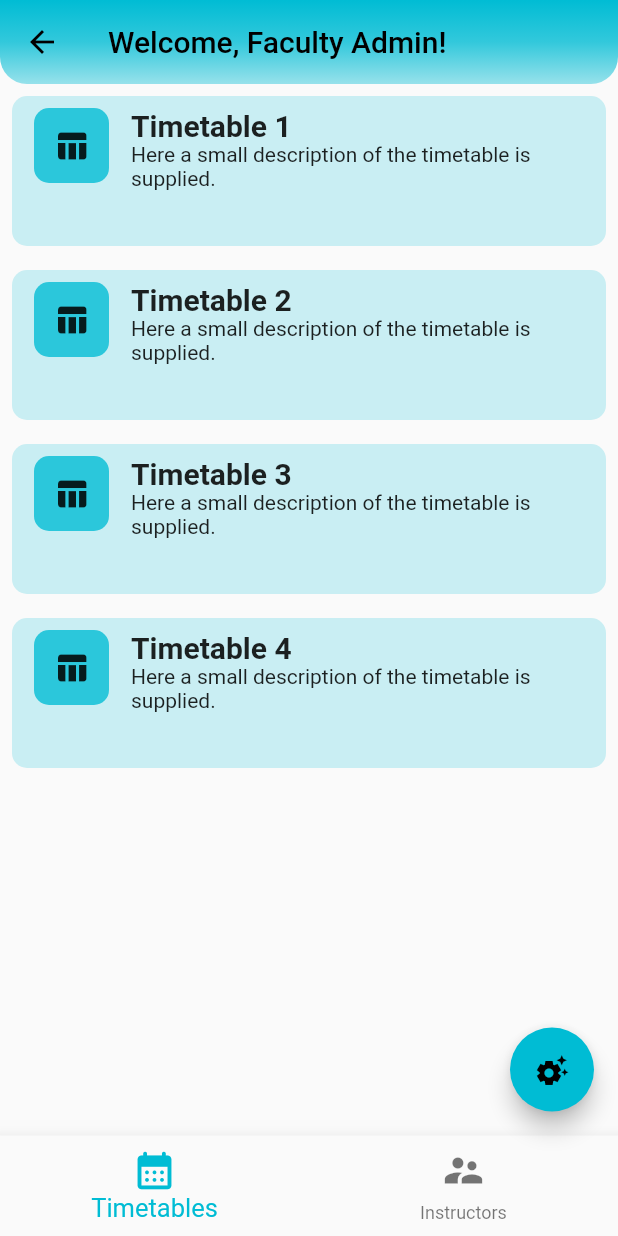
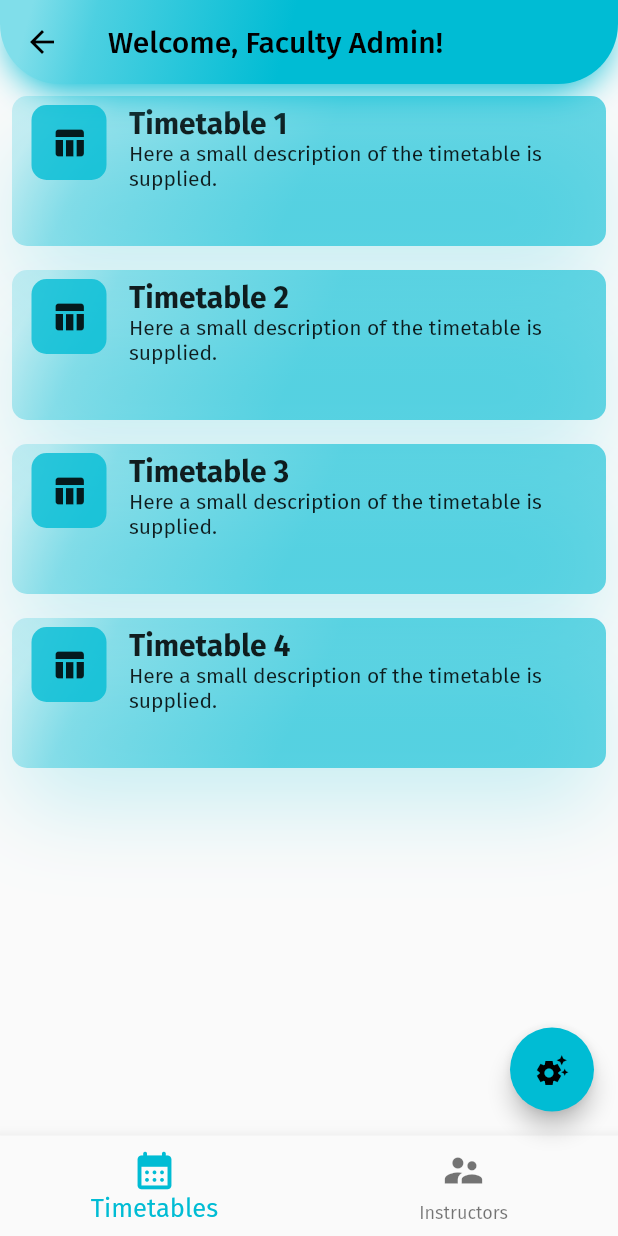
Before and after one commit to Hermais/flutter_attendance_system_public, a Flutter app: the screen it shows after launch, after a tap on "Faculty Admin", on a phone screen of 412 x 824 dp. Run offline on Flutter 3.47's test engine with Material 2 defaults, Android fonts, the light colour scheme and no system bars; our stand-ins replace google_fonts; missing offline and left inert: qr_code_scanner.

Commit message:
major changes and overview of the anticipated app -Kasem

```diff
--- a/lib/main.dart
+++ b/lib/main.dart
@@ -1,7 +1,6 @@
 // ignore_for_file: prefer_const_constructors, prefer_const_literals_to_create_immutables, unnecessary_nullable_for_final_variable_declarations
 
 import 'package:flutter/material.dart';
-import 'package:flutter_attendance_system/login_page/login.dart';
 import 'package:flutter_attendance_system/users_pages/utilities/temp_users_navigator.dart';
 import 'package:google_fonts/google_fonts.dart';
 
@@ -12,7 +11,8 @@ void main() {
   runApp(MaterialApp(
     theme: ThemeData(
       primarySwatch: primarySwatchAppColor,
-      textTheme: GoogleFonts.aBeeZeeTextTheme(),
+      textTheme: GoogleFonts.firaSansTextTheme(
+      ),
       appBarTheme: AppBarTheme(
         backgroundColor: Colors.transparent,
         shape: ContinuousRectangleBorder(
@@ -26,18 +26,34 @@ void main() {
     home: NoLoginNavigation(
         appBarFlexibleSpace: Container(
       decoration: BoxDecoration(
-        borderRadius: BorderRadius.only(bottomRight: Radius.circular(18),
-            bottomLeft:Radius.circular(18) ),
-        gradient: LinearGradient(
-          colors: [primarySwatchAppColor,
-            primarySwatchAppColor.withOpacity(0.8),
-            primarySwatchAppColor.withOpacity(0.398),
+          borderRadius: const BorderRadius.only(
+            bottomLeft: Radius.circular(40.0),
+            bottomRight: Radius.circular(40.0),
+          ),
+          boxShadow: [
+            BoxShadow(
+              color: primarySwatchAppColor,
+              offset: const Offset(0, 10),
+              blurRadius: 20,
+              spreadRadius: -5,
+            ),
+          ],
+          gradient: LinearGradient(
+              begin: Alignment.topLeft,
+              end: Alignment.bottomCenter,
+              colors: [
+                primarySwatchAppColor[200]!,
+                primarySwatchAppColor[300]!,
+                primarySwatchAppColor[500]!,
+                primarySwatchAppColor[500]!,
 
-          ],
-          begin: Alignment.topCenter,
-          end: Alignment.bottomCenter,
-        ),
-      ),
+              ],
+              stops: const [
+                0.1,
+                0.3,
+                0.9,
+                1.0
+              ])),
     )),
   ));
 }
--- a/lib/users_pages/1_faculty_admin_pages/faculty_admin_dashboard.dart
+++ b/lib/users_pages/1_faculty_admin_pages/faculty_admin_dashboard.dart
@@ -22,7 +22,7 @@ class FacultyAdminDashboardState extends State<FacultyAdminDashboard> {
       crossAxisAlignment: CrossAxisAlignment.start,
       mainAxisAlignment: MainAxisAlignment.start,
       children: [
-        CustomCard(
+        InfoCard(
           isLectureCard: false,
           isButtonVisible: false,
           isTopLeftBorderMaxRadius: false,
@@ -32,7 +32,7 @@ class FacultyAdminDashboardState extends State<FacultyAdminDashboard> {
               "Here a small description of the timetable is supplied.",
           cardTitle: "Timetable 1",
         ),
-        CustomCard(
+        InfoCard(
           isLectureCard: false,
           isButtonVisible: false,
           isTopLeftBorderMaxRadius: false,
@@ -42,7 +42,7 @@ class FacultyAdminDashboardState extends State<FacultyAdminDashboard> {
               "Here a small description of the timetable is supplied.",
           cardTitle: "Timetable 2",
         ),
-        CustomCard(
+        InfoCard(
           isLectureCard: false,
           isButtonVisible: false,
           isTopLeftBorderMaxRadius: false,
@@ -52,7 +52,7 @@ class FacultyAdminDashboardState extends State<FacultyAdminDashboard> {
               "Here a small description of the timetable is supplied.",
           cardTitle: "Timetable 3",
         ),
-        CustomCard(
+        InfoCard(
           isLectureCard: false,
           isButtonVisible: false,
           isTopLeftBorderMaxRadius: false,
@@ -68,7 +68,7 @@ class FacultyAdminDashboardState extends State<FacultyAdminDashboard> {
       crossAxisAlignment: CrossAxisAlignment.start,
       mainAxisAlignment: MainAxisAlignment.start,
       children: [
-        CustomCard(
+        InfoCard(
           isLectureCard: false,
           isButtonVisible: false,
           isTopLeftBorderMaxRadius: false,
@@ -77,7 +77,7 @@ class FacultyAdminDashboardState extends State<FacultyAdminDashboard> {
           cardDescription: "The whereabouts of the instructor will be here.",
           cardTitle: "Instructor 1",
         ),
-        CustomCard(
+        InfoCard(
           isLectureCard: false,
           isButtonVisible: false,
           isTopLeftBorderMaxRadius: false,
@@ -86,7 +86,7 @@ class FacultyAdminDashboardState extends State<FacultyAdminDashboard> {
           cardDescription: "The whereabouts of the instructor will be here.",
           cardTitle: "Instructor 2",
         ),
-        CustomCard(
+        InfoCard(
           isLectureCard: false,
           isButtonVisible: false,
           isTopLeftBorderMaxRadius: false,
@@ -95,7 +95,7 @@ class FacultyAdminDashboardState extends State<FacultyAdminDashboard> {
           cardDescription: "The whereabouts of the instructor will be here.",
           cardTitle: "Instructor 3",
         ),
-        CustomCard(
+        InfoCard(
           isLectureCard: false,
           isButtonVisible: false,
           isTopLeftBorderMaxRadius: false,
--- a/lib/users_pages/2_instructor_pages/instructor_dashboard.dart
+++ b/lib/users_pages/2_instructor_pages/instructor_dashboard.dart
@@ -27,13 +27,13 @@ class InstructorDashboardState extends State<InstructorDashboard> {
       crossAxisAlignment: CrossAxisAlignment.start,
       mainAxisAlignment: MainAxisAlignment.start,
       children: [
-        CustomCard(),
-        CustomCard(),
-        CustomCard(),
-        CustomCard(),
-        CustomCard(),
-        CustomCard(),
-        CustomCard(),
+        InfoCard(),
+        InfoCard(),
+        InfoCard(),
+        InfoCard(),
+        InfoCard(),
+        InfoCard(),
+        InfoCard(),
 
       ],
     ),
@@ -43,7 +43,7 @@ class InstructorDashboardState extends State<InstructorDashboard> {
       crossAxisAlignment: CrossAxisAlignment.start,
       mainAxisAlignment: MainAxisAlignment.start,
       children: [
-        CustomCard(
+        InfoCard(
           isLectureCard: false,
           isButtonVisible: false,
           isTopLeftBorderMaxRadius: false,
@@ -53,7 +53,7 @@ class InstructorDashboardState extends State<InstructorDashboard> {
               "now or not).",
           cardTitle: "Student 1",
         ),
-        CustomCard(
+        InfoCard(
           isLectureCard: false,
           isButtonVisible: false,
           isTopLeftBorderMaxRadius: false,
@@ -63,7 +63,7 @@ class InstructorDashboardState extends State<InstructorDashboard> {
               "now or not).",
           cardTitle: "Student 2",
         ),
-        CustomCard(
+        InfoCard(
           isLectureCard: false,
           isButtonVisible: false,
           isTopLeftBorderMaxRadius: false,
@@ -73,7 +73,7 @@ class InstructorDashboardState extends State<InstructorDashboard> {
               "now or not).",
           cardTitle: "Student 3",
         ),
-        CustomCard(
+        InfoCard(
           isLectureCard: false,
           isButtonVisible: false,
           isTopLeftBorderMaxRadius: false,
--- a/lib/users_pages/3_student_pages/student_dashboard.dart
+++ b/lib/users_pages/3_student_pages/student_dashboard.dart
@@ -26,13 +26,13 @@ class StudentDashboardState extends State<StudentDashboard> {
       crossAxisAlignment: CrossAxisAlignment.start,
       mainAxisAlignment: MainAxisAlignment.start,
       children: [
-        CustomCard(),
-        CustomCard(),
-        CustomCard(),
-        CustomCard(),
-        CustomCard(),
-        CustomCard(),
-        CustomCard(),
+        InfoCard(),
+        InfoCard(),
+        InfoCard(),
+        InfoCard(),
+        InfoCard(),
+        InfoCard(),
+        InfoCard(),
 
       ],
     ),
@@ -40,7 +40,7 @@ class StudentDashboardState extends State<StudentDashboard> {
       crossAxisAlignment: CrossAxisAlignment.start,
       mainAxisAlignment: MainAxisAlignment.start,
       children: [
-        CustomCard(
+        InfoCard(
           isLectureCard: false,
           isButtonVisible: false,
           isTopLeftBorderMaxRadius: false,
@@ -49,7 +49,7 @@ class StudentDashboardState extends State<StudentDashboard> {
           cardDescription: "The whereabouts of the instructor will be here.",
           cardTitle: "Instructor 1",
         ),
-        CustomCard(
+        InfoCard(
           isLectureCard: false,
           isButtonVisible: false,
           isTopLeftBorderMaxRadius: false,
@@ -58,7 +58,7 @@ class StudentDashboardState extends State<StudentDashboard> {
           cardDescription: "The whereabouts of the instructor will be here.",
           cardTitle: "Instructor 2",
         ),
-        CustomCard(
+        InfoCard(
           isLectureCard: false,
           isButtonVisible: false,
           isTopLeftBorderMaxRadius: false,
@@ -67,7 +67,7 @@ class StudentDashboardState extends State<StudentDashboard> {
           cardDescription: "The whereabouts of the instructor will be here.",
           cardTitle: "Instructor 3",
         ),
-        CustomCard(
+        InfoCard(
           isLectureCard: false,
           isButtonVisible: false,
           isTopLeftBorderMaxRadius: false,
--- a/lib/users_pages/utilities/custom_widgets/card_widget.dart
+++ b/lib/users_pages/utilities/custom_widgets/card_widget.dart
@@ -1,34 +1,48 @@
 import 'package:flutter/material.dart';
 
-class CustomCard extends StatelessWidget {
-  final String? cardTitle;
-  final String? cardDescription;
-  final Function? onTap;
-  final double? cardHeight;
-  final Widget? cardThumbnail;
-  final double? thumbnailRadius;
-  final String? buttonText;
+class InfoCard extends StatelessWidget {
+  // Booleans
+  final bool? bordersVisible;
+  final bool? isBasicTheme;
   final bool? isButtonVisible;
-  final bool? bordersVisible;
   final bool? isLectureCard;
-  final String? durationStartsAt;
-  final String? durationEndsAt;
   final bool? isTopLeftBorderMaxRadius;
 
-  const CustomCard(
+// Doubles
+  final double? cardHeight;
+  final double? thumbnailRadius;
+
+// Strings
+  final String? buttonText;
+  final String? cardDescription;
+  final String? cardTitle;
+  final String? durationEndsAt;
+  final String? durationStartsAt;
+  final String? lecturePlace;
+
+// Function
+  final Function? onTap;
+
+// Widget
+  final Widget? cardThumbnail;
+
+  const InfoCard(
       {super.key,
-      this.cardTitle,
-      this.onTap,
+      this.bordersVisible,
+      this.isBasicTheme,
+      this.isButtonVisible,
+      this.isLectureCard,
+      this.isTopLeftBorderMaxRadius,
       this.cardHeight,
-      this.cardThumbnail,
       this.thumbnailRadius,
       this.buttonText,
-      this.isButtonVisible,
-      this.bordersVisible,
       this.cardDescription,
-      this.isLectureCard,
+      this.cardTitle,
+      this.durationEndsAt,
       this.durationStartsAt,
-      this.durationEndsAt, this.isTopLeftBorderMaxRadius});
+      this.onTap,
+      this.cardThumbnail,
+      this.lecturePlace});
 
   @override
   Widget build(BuildContext context) {
@@ -46,12 +60,15 @@ class CustomCard extends StatelessWidget {
             onTap!();
           }
         },
+        child: IntrinsicHeight(
           child: Container(
-          height: cardHeight ?? 180,
-          padding: const EdgeInsets.all(8),
-          decoration: BoxDecoration(
-            borderRadius:  BorderRadius.only(
-                topRight: Radius.circular((isTopLeftBorderMaxRadius ?? true)?65:10),
+            height: cardHeight,
+            padding: const EdgeInsets.all(6),
+            decoration: (isBasicTheme ?? false)
+                ? BoxDecoration(
+                    borderRadius: BorderRadius.only(
+                        topRight: Radius.circular(
+                            (isTopLeftBorderMaxRadius ?? true) ? 65 : 10),
                         topLeft: const Radius.circular(10),
                         bottomRight: const Radius.circular(10),
                         bottomLeft: const Radius.circular(10)),
@@ -59,11 +76,42 @@ class CustomCard extends StatelessWidget {
                         ? Border.all(width: 2, color: Colors.black38)
                         : null,
                     color: Theme.of(context).primaryColor.withAlpha(50),
+                  )
+                : BoxDecoration(
+                    borderRadius: BorderRadius.only(
+                        topRight: Radius.circular(
+                            (isTopLeftBorderMaxRadius ?? true) ? 65 : 10),
+                        topLeft: const Radius.circular(10),
+                        bottomRight: const Radius.circular(10),
+                        bottomLeft: const Radius.circular(10)),
+                    boxShadow: [
+                      BoxShadow(
+                        color: Theme.of(context).primaryColor.withAlpha(50),
+                        offset: const Offset(0, 30),
+                        blurRadius: 50,
+                        spreadRadius: -5,
                       ),
+                    ],
+                    gradient: LinearGradient(
+                        begin: Alignment.topLeft,
+                        end: Alignment.bottomCenter,
+                        colors: [
+                          Theme.of(context).primaryColor.withAlpha(50),
+                          Theme.of(context).primaryColor.withAlpha(100),
+                          Theme.of(context).primaryColor.withAlpha(150),
+                          Theme.of(context).primaryColor.withAlpha(150),
+                        ],
+                        stops: const [
+                          0.1,
+                          0.3,
+                          0.9,
+                          1.0
+                        ])),
             child: Column(
               children: [
                 Expanded(
-                flex: 10,
+                  /// flex for upper row
+                  flex: 2,
                   child: Row(
                     mainAxisAlignment: MainAxisAlignment.start,
                     mainAxisSize: MainAxisSize.max,
@@ -119,9 +167,9 @@ class CustomCard extends StatelessWidget {
                                   Text(
                                     cardDescription ??
                                         "This is a short description"
-                                          " of the card. This should appear if the the property"
+                                            " of the card. This should appear if the the property "
                                             "is set to null. The text is meant to be a little long"
-                                          "for test purposes.",
+                                            " for test purposes.",
                                     overflow: TextOverflow.ellipsis,
                                     textAlign: TextAlign.start,
                                     maxLines: 5,
@@ -135,33 +183,45 @@ class CustomCard extends StatelessWidget {
                     ],
                   ),
                 ),
+                Expanded(
+                  /// flex for lower row
+                  flex: 1,
+                  child: Column(
+                    mainAxisAlignment: MainAxisAlignment.end,
+                    children: [
                       Visibility(
                         visible: isLectureCard ?? true,
-                child: const Expanded(
-                  flex:1,
-                  child: Divider(
+                        child: const Divider(
                           color: Colors.black38,
                           thickness: 1,
-                  )
                         ),
                       ),
-              Expanded(
-                flex: 3,
-                child: Row(mainAxisSize: MainAxisSize.max,
-                    children: [
+                      Row(mainAxisSize: MainAxisSize.min, children: [
                         Visibility(
                           visible: isLectureCard ?? true,
                           child: Row(
                             children: [
-                        const Icon(Icons.access_time_outlined, size: 20,),
+                              const Icon(
+                                Icons.access_time_outlined,
+                                size: 20,
+                              ),
                               const SizedBox(width: 3),
-                        Text(durationStartsAt ?? "00:00AM",
+                              Text(
+                                durationStartsAt ?? "09:00AM",
                               ),
                               const SizedBox(width: 6),
-                        const Icon(Icons.timelapse_outlined, size: 20,),
+                              const Icon(
+                                Icons.timelapse_outlined,
+                                size: 20,
+                              ),
                               const SizedBox(width: 3),
-
-                        Text(durationEndsAt ?? "00:00AM"),
+                              Text(durationEndsAt ?? "10:30AM"),
+                              const SizedBox(width: 6),
+                              const Icon(
+                                Icons.place_outlined,
+                                size: 20,
+                              ),
+                              Text(lecturePlace ?? "24408"),
                             ],
                           ),
                         ),
@@ -176,12 +236,18 @@ class CustomCard extends StatelessWidget {
                                     onTap!();
                                   }
                                 },
-                          child: Text(buttonText ?? "Go to page")),
+                                child: Text(
+                                  buttonText ?? "Go to page",
+                                  style: const TextStyle(color: Colors.black38),
+                                )),
                           ),
                         )
                       ]),
+                    ],
+                  ),
                 ),
               ],
+            ),
           ),
         ),
       ),
--- a/lib/users_pages/utilities/temp_users_navigator.dart
+++ b/lib/users_pages/utilities/temp_users_navigator.dart
@@ -21,7 +21,7 @@ class NoLoginNavigation extends StatelessWidget {
       body: SingleChildScrollView(
         child: Column(
           children: [
-            CustomCard(
+            InfoCard(
               cardThumbnail: const Icon(Icons.developer_mode),
               cardTitle: "Developer Admin",
               isLectureCard: false,
@@ -30,7 +30,7 @@ class NoLoginNavigation extends StatelessWidget {
                 _navigateToPage(context, DeveloperAdminDashboard(appBarFlexibleSpace: appBarFlexibleSpace));
               },
             ),
-            CustomCard(
+            InfoCard(
               cardThumbnail: const Icon(Icons.admin_panel_settings),
               cardTitle: "Faculty Admin",
               isLectureCard: false,
@@ -39,7 +39,7 @@ class NoLoginNavigation extends StatelessWidget {
                 _navigateToPage(context, FacultyAdminDashboard(appBarFlexibleSpace: appBarFlexibleSpace));
               },
             ),
-            CustomCard(
+            InfoCard(
               cardThumbnail: const Icon(Icons.person),
               cardTitle: "Instructor",
               isLectureCard: false,
@@ -47,7 +47,7 @@ class NoLoginNavigation extends StatelessWidget {
                 _navigateToPage(context, InstructorDashboard(appBarFlexibleSpace: appBarFlexibleSpace));
               },
             ),
-            CustomCard(
+            InfoCard(
               cardThumbnail: const Icon(Icons.supervised_user_circle),
               cardTitle: "Student",
               isLectureCard: false,
@@ -56,7 +56,7 @@ class NoLoginNavigation extends StatelessWidget {
                 _navigateToPage(context, StudentDashboard(appBarFlexibleSpace: appBarFlexibleSpace));
               },
             ),
-            CustomCard(
+            InfoCard(
               cardThumbnail: const Icon(Icons.supervisor_account),
               cardTitle: "Parent",
               isLectureCard: false,
```
Lines whose indentation alone changed are shown as unchanged.
